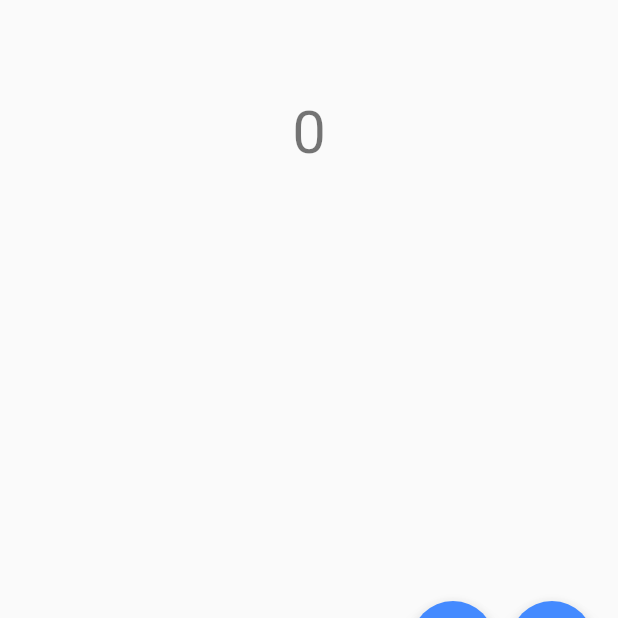
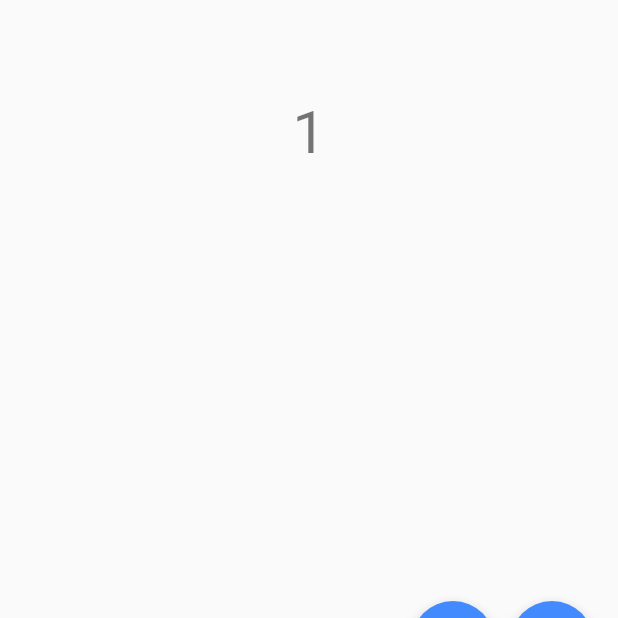
Before and after one commit to TarkanKara/Getting-Started-Mobx, a Flutter app: the screen it shows after launch, after a tap on the "add" icon, on a phone screen of 412 x 824 dp, the part 527-1145 px from its top. Run offline on Flutter 3.47's test engine with Material 2 defaults, Android fonts, the phone set to English and light mode, and no system bars; our stand-ins replace flutter_mobx, mobx; generated files the repository leaves out were written again.

Commit message:
Simple Counter Application with Mobx

```diff
--- a/lib/main.dart
+++ b/lib/main.dart
@@ -26,6 +26,6 @@
               .copyWith(primary: Colors.purple, secondary: Colors.blueAccent),
         ),
         title: 'Get Started Mobx',
-        home: const CounterView());
+        home: CounterView());
   }
 }
--- a/lib/mobx_1_counter/counter.dart
+++ b/lib/mobx_1_counter/counter.dart
@@ -4,5 +4,16 @@
 class Counter = _CounterBase with _$Counter;
 
 abstract class _CounterBase with Store {
+  @observable
+  int counter = 0;
 
+  @action
+  void increment() {
+    counter++;
+  }
+
+  @action
+  void decrement() {
+    counter--;
+  }
 }
--- a/lib/mobx_1_counter/counter_view.dart
+++ b/lib/mobx_1_counter/counter_view.dart
@@ -1,7 +1,13 @@
+// ignore_for_file: unused_import, depend_on_referenced_packages
+
+import 'package:app_mobxx/mobx_1_counter/counter.dart';
 import 'package:flutter/material.dart';
+import 'package:flutter_mobx/flutter_mobx.dart';
 
 class CounterView extends StatelessWidget {
-  const CounterView({super.key});
+  final Counter counter = Counter();
+
+  CounterView({super.key});
 
   @override
   Widget build(BuildContext context) {
@@ -11,10 +17,14 @@
         child: Column(
           mainAxisAlignment: MainAxisAlignment.center,
           children: [
-            Text(
-              "0",
-              style:
-                  Theme.of(context).textTheme.headline3!.copyWith(fontSize: 40),
+            Observer(
+              builder: (_) {
+                return Text(counter.counter.toString(),
+                    style: Theme.of(context)
+                        .textTheme
+                        .headline3!
+                        .copyWith(fontSize: 40));
+              },
             )
           ],
         ),
@@ -23,12 +33,12 @@
         mainAxisAlignment: MainAxisAlignment.end,
         children: [
           FloatingActionButton(
-            onPressed: () {},
+            onPressed: counter.increment,
             child: const Icon(Icons.add),
           ),
           const SizedBox(width: 10),
           FloatingActionButton(
-            onPressed: () {},
+            onPressed: counter.decrement,
             child: const Icon(Icons.remove),
           )
         ],
```
Also changed, not shown: lib/mobx_1_counter/counter.g.dart.
